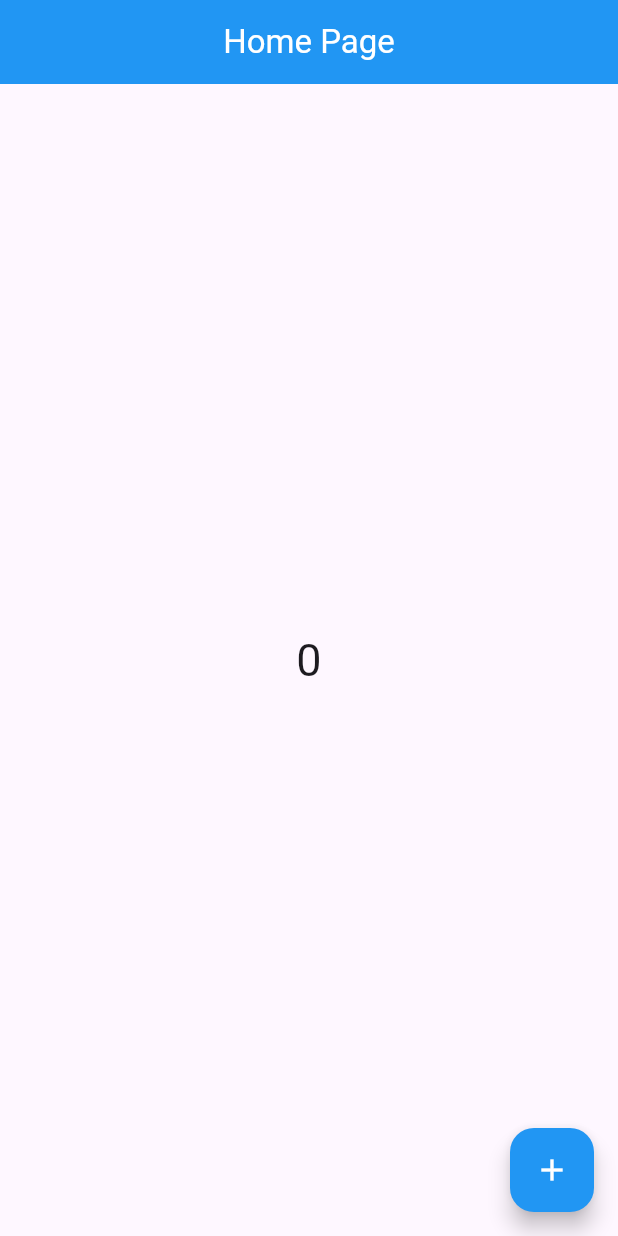
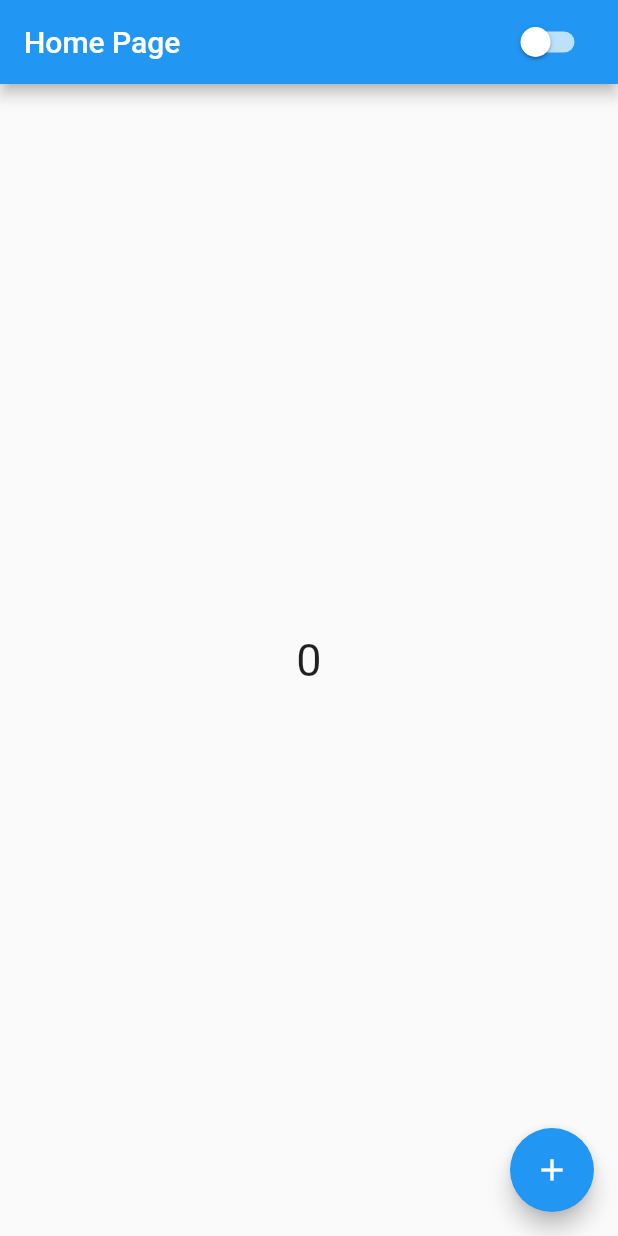
Before and after one commit to GkIgor/counter-flutter, a Flutter app: the screen it shows after launch, on a phone screen of 412 x 824 dp. Run offline on Flutter 3.47's test engine with Material 3 defaults, Android fonts, the phone set to English and light mode, and no system bars.

Commit message:
feat: adicionando comportamento personalizado nos widgets

```diff
--- a/lib/app_widget.dart
+++ b/lib/app_widget.dart
@@ -1,17 +1,27 @@
 import 'package:flutter/material.dart';
 import 'package:myapp/home_page.dart';
+import 'package:myapp/widgets/states/theme_state.dart';
 
 class AppWidget extends StatelessWidget {
   const AppWidget({super.key});
 
   @override
   Widget build(BuildContext context) {
+    return AnimatedBuilder(
+        animation: ThemeState.instance,
+        builder: (context, child) {
           return MaterialApp(
             theme: ThemeData(
+              useMaterial3: false,
               primarySwatch: Colors.blue,
+              brightness: ThemeState.instance.isDark
+                  ? Brightness.dark
+                  : Brightness.light,
               visualDensity: VisualDensity.adaptivePlatformDensity,
             ),
+            debugShowCheckedModeBanner: false,
             home: const HomePage(),
           );
+        });
   }
 }
--- a/lib/home_page.dart
+++ b/lib/home_page.dart
@@ -1,4 +1,6 @@
 import 'package:flutter/material.dart';
+import 'package:myapp/widgets/switch_dark_theme.dart';
+import 'widgets/buttons/floating_buttons_widget.dart';
 
 class _HomePageState extends State<HomePage> {
   int counter = 0;
@@ -7,14 +9,20 @@ class _HomePageState extends State<HomePage> {
   Widget build(BuildContext context) {
     return Scaffold(
       appBar: AppBar(
-        backgroundColor: Colors.blue,
-        title: const Center(
-          child: Text(
-            'Home Page',
-            style: TextStyle(
-              color: Colors.white,
+        title: const Row(
+          mainAxisAlignment: MainAxisAlignment.spaceBetween,
+          children: [
+            Text(
+              'Home Page',
+              style: TextStyle(
+                color: Colors.white,
+              ),
             ),
-          ),
+            SizedBox(
+              width: 10,
+            ),
+            SwitchDarkTheme()
+          ],
         ),
       ),
       body: Center(
@@ -32,16 +40,12 @@ class _HomePageState extends State<HomePage> {
           },
         ),
       ),
-      floatingActionButton: FloatingActionButton(
+      floatingActionButton: IncrementButton(
         onPressed: () {
           setState(() {
             counter++;
           });
         },
-        tooltip: 'Increment',
-        backgroundColor: Colors.blue,
-        foregroundColor: Colors.white,
-        child: const Icon(Icons.add),
       ),
       floatingActionButtonAnimator: FloatingActionButtonAnimator.scaling,
     );
--- /dev/null
+++ b/lib/widgets/buttons/floating_buttons_widget.dart
@@ -0,0 +1,23 @@
+import 'package:flutter/material.dart';
+import 'package:myapp/widgets/states/theme_state.dart';
+
+class IncrementButton extends StatelessWidget {
+  final VoidCallback onPressed;
+  const IncrementButton({super.key, required this.onPressed});
+
+  @override
+  Widget build(BuildContext context) {
+    return AnimatedBuilder(
+      animation: ThemeState.instance,
+      builder: (context, child) {
+        return FloatingActionButton(
+          onPressed: onPressed,
+          tooltip: 'Increment',
+          backgroundColor: ThemeState.instance.isDark ? Colors.blueGrey : null,
+          // foregroundColor: Colors.white,
+          child: const Icon(Icons.add),
+        );
+      },
+    );
+  }
+}
--- /dev/null
+++ b/lib/widgets/states/theme_state.dart
@@ -0,0 +1,11 @@
+import 'package:flutter/material.dart';
+
+class ThemeState extends ChangeNotifier {
+  bool isDark = false;
+  static ThemeState instance = ThemeState();
+
+  void changeTheme() {
+    isDark = !isDark;
+    notifyListeners();
+  }
+}
--- /dev/null
+++ b/lib/widgets/switch_dark_theme.dart
@@ -0,0 +1,24 @@
+import 'package:flutter/material.dart';
+import 'package:myapp/widgets/states/theme_state.dart';
+
+class SwitchDarkTheme extends StatelessWidget {
+  const SwitchDarkTheme({super.key});
+
+  @override
+  Widget build(BuildContext context) {
+    return AnimatedBuilder(
+        animation: ThemeState.instance,
+        builder: (context, child) {
+          return Switch(
+            value: ThemeState.instance.isDark,
+            onChanged: (value) {
+              ThemeState.instance.changeTheme();
+            },
+            activeColor: Colors.blueGrey,
+            activeTrackColor: Colors.blueGrey,
+            inactiveThumbColor: Colors.white,
+            inactiveTrackColor: Colors.white70,
+          );
+        });
+  }
+}
```
Also changed, not shown: lib/widgets/drawer_widget.dart (renamed from lib/drawer_widget.dart). Lines whose indentation alone changed are shown as unchanged.
